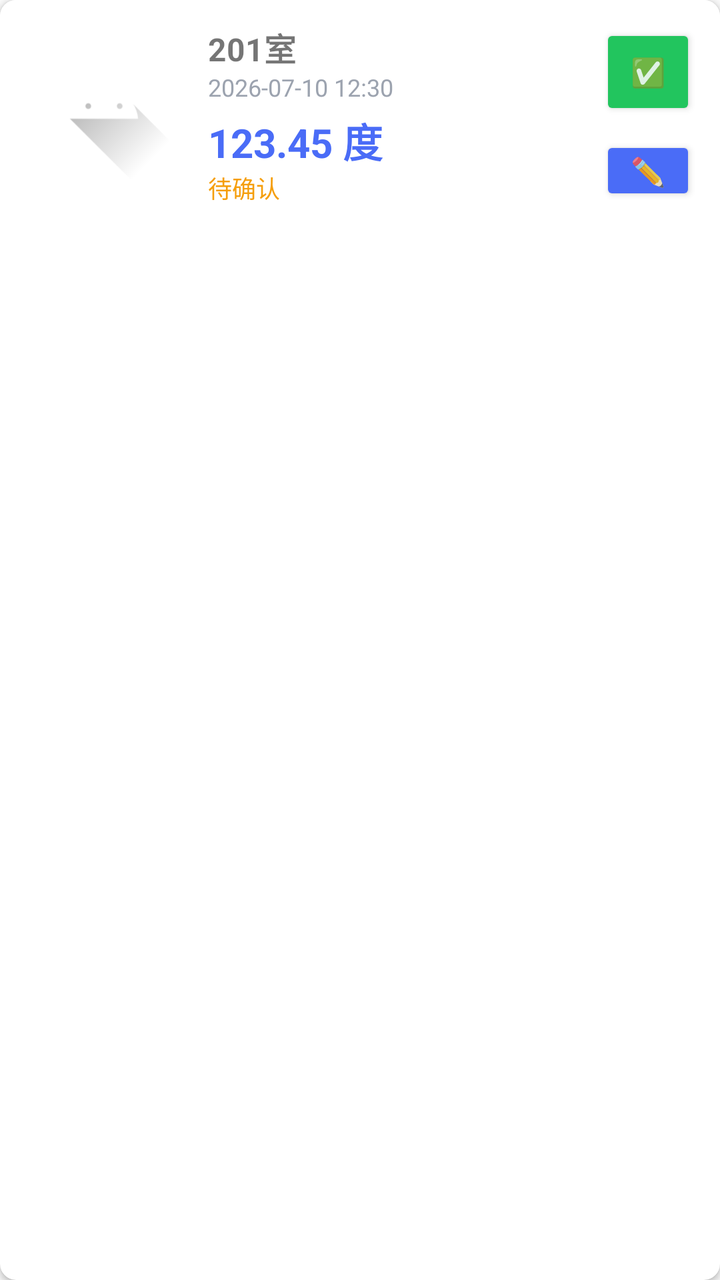
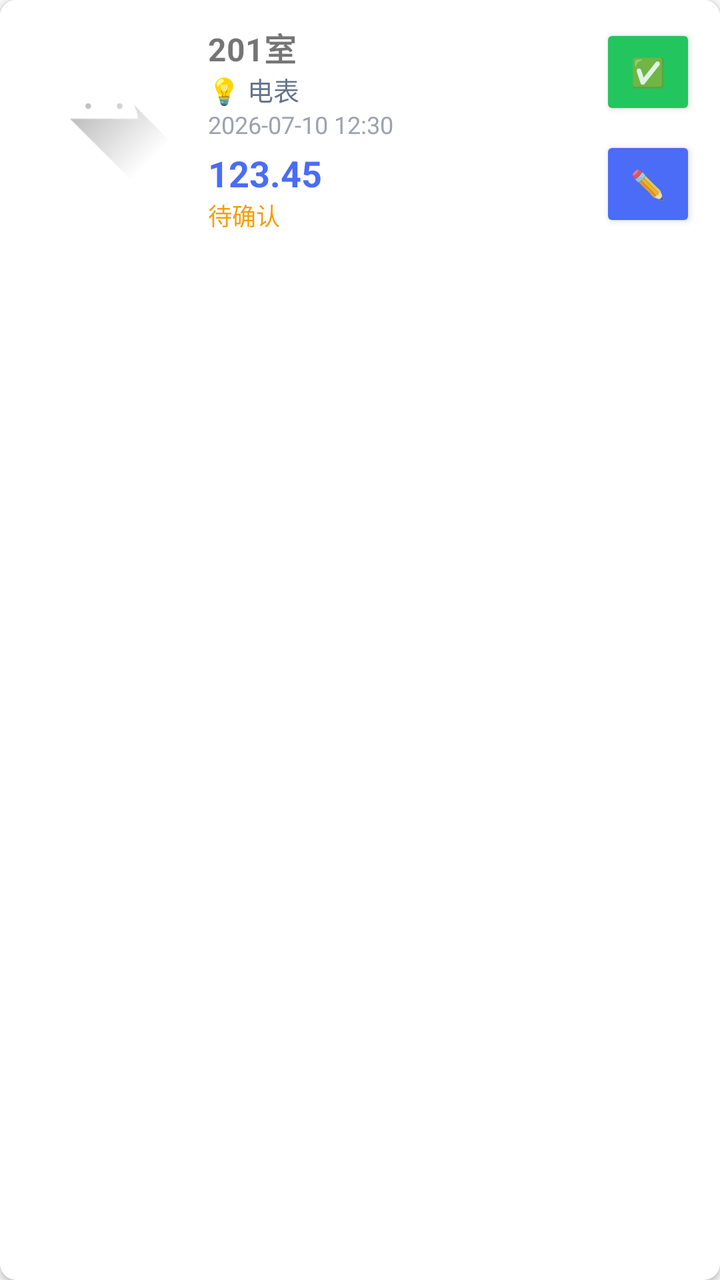

An Android layout rendered at two revisions. The XML below is the earlier revision; the diff shows what the commit changed to produce the second picture.
<!-- AndroidManifest.xml: application theme Theme.AppCompat.Light -->
<!-- res/layout/item_review_card.xml -->
<?xml version="1.0" encoding="utf-8"?>
<androidx.cardview.widget.CardView xmlns:android="http://schemas.android.com/apk/res/android"
    xmlns:app="http://schemas.android.com/apk/res-auto"
    android:layout_width="match_parent"
    android:layout_height="wrap_content"
    android:layout_marginBottom="8dp"
    app:cardCornerRadius="8dp"
    app:cardElevation="2dp">

    <LinearLayout
        android:layout_width="match_parent"
        android:layout_height="wrap_content"
        android:orientation="horizontal"
        android:padding="12dp"
        android:background="#FFFFFF">

        <ImageView
            android:id="@+id/thumbnail"
            android:layout_width="80dp"
            android:layout_height="80dp"
            android:scaleType="centerCrop"
            android:src="@drawable/ic_launcher_foreground" />

        <LinearLayout
            android:layout_width="0dp"
            android:layout_height="wrap_content"
            android:layout_weight="1"
            android:orientation="vertical"
            android:layout_marginStart="12dp">

            <TextView
                android:id="@+id/roomName"
                android:layout_width="wrap_content"
                android:layout_height="wrap_content"
                android:text="201室"
                android:textSize="16sp"
                android:textStyle="bold" />

            <TextView
                android:id="@+id/dateTime"
                android:layout_width="wrap_content"
                android:layout_height="wrap_content"
                android:text="2026-07-10 12:30"
                android:textSize="12sp"
                android:textColor="#9CA3AF" />

            <TextView
                android:id="@+id/reading"
                android:layout_width="wrap_content"
                android:layout_height="wrap_content"
                android:text="123.45 度"
                android:textSize="20sp"
                android:textStyle="bold"
                android:textColor="#4A6CF7"
                android:layout_marginTop="4dp" />

            <TextView
                android:id="@+id/status"
                android:layout_width="wrap_content"
                android:layout_height="wrap_content"
                android:text="待确认"
                android:textSize="12sp"
                android:textColor="#F59E0B" />
        </LinearLayout>

        <LinearLayout
            android:layout_width="wrap_content"
            android:layout_height="match_parent"
            android:orientation="vertical"
            android:gravity="center_vertical">

            <Button
                android:id="@+id/confirmBtn"
                android:layout_width="wrap_content"
                android:layout_height="wrap_content"
                android:text="✅"
                android:backgroundTint="#22C55E"
                android:padding="8dp"
                android:minWidth="48dp"
                android:minHeight="48dp" />

            <Button
                android:id="@+id/editBtn"
                android:layout_width="wrap_content"
                android:layout_height="wrap_content"
                android:text="✏️"
                android:backgroundTint="#4A6CF7"
                android:padding="8dp"
                android:minWidth="48dp"
                android:minHeight="48dp"
                android:layout_marginTop="8dp" />
        </LinearLayout>

    </LinearLayout>
</androidx.cardview.widget.CardView>
<!-- resources referenced by this layout -->
<resources>
  <!-- drawable ic_launcher_foreground (drawable) -->
  <vector xmlns:android="http://schemas.android.com/apk/res/android"
      xmlns:aapt="http://schemas.android.com/aapt"
      android:width="108dp"
      android:height="108dp"
      android:viewportWidth="108"
      android:viewportHeight="108">
      <path android:pathData="M31,63.928c0,0 6.4,-11 12.1,-13.1c7.2,-2.6 26,-1.4 26,-1.4l38.1,38.1L107,108.928l-32,-1L31,63.928z">
          <aapt:attr name="android:fillColor">
              <gradient
                  android:endX="85.84757"
                  android:endY="92.4963"
                  android:startX="42.9492"
                  android:startY="49.59793"
                  android:type="linear">
                  <item
                      android:color="#44000000"
                      android:offset="0.0" />
                  <item
                      android:color="#00000000"
                      android:offset="1.0" />
              </gradient>
          </aapt:attr>
      </path>
      <path
          android:fillColor="#FFFFFF"
          android:fillType="nonZero"
          android:pathData="M65.3,45.828l3.8,-6.6c0.2,-0.4 0.1,-0.9 -0.3,-1.1c-0.4,-0.2 -0.9,-0.1 -1.1,0.3l-3.9,6.7c-6.3,-2.8 -13.4,-2.8 -19.7,0l-3.9,-6.7c-0.2,-0.4 -0.7,-0.5 -1.1,-0.3C38.8,38.328 38.7,38.828 38.9,39.228l3.8,6.6C36.2,49.428 31.7,56.028 31,63.928h46C76.3,56.028 71.8,49.428 65.3,45.828zM43.4,57.328c-0.8,0 -1.5,-0.5 -1.8,-1.2c-0.3,-0.7 -0.1,-1.5 0.4,-2.1c0.5,-0.5 1.4,-0.7 2.1,-0.4c0.7,0.3 1.2,1 1.2,1.8C45.3,56.528 44.5,57.328 43.4,57.328L43.4,57.328zM64.6,57.328c-0.8,0 -1.5,-0.5 -1.8,-1.2s-0.1,-1.5 0.4,-2.1c0.5,-0.5 1.4,-0.7 2.1,-0.4c0.7,0.3 1.2,1 1.2,1.8C66.5,56.528 65.6,57.328 64.6,57.328L64.6,57.328z"
          android:strokeWidth="1"
          android:strokeColor="#00000000" />
  </vector>
</resources>

<!-- the commit's change to res/layout/item_review_card.xml (unified diff, before → after) -->
@@ -37,6 +37,14 @@
                 android:textStyle="bold" />
 
             <TextView
+                android:id="@+id/resourceType"
+                android:layout_width="wrap_content"
+                android:layout_height="wrap_content"
+                android:text="💡 电表"
+                android:textSize="13sp"
+                android:textColor="#64748B" />
+
+            <TextView
                 android:id="@+id/dateTime"
                 android:layout_width="wrap_content"
                 android:layout_height="wrap_content"
@@ -48,8 +56,8 @@
                 android:id="@+id/reading"
                 android:layout_width="wrap_content"
                 android:layout_height="wrap_content"
-                android:text="123.45 度"
-                android:textSize="20sp"
+                android:text="123.45"
+                android:textSize="18sp"
                 android:textStyle="bold"
                 android:textColor="#4A6CF7"
                 android:layout_marginTop="4dp" />
